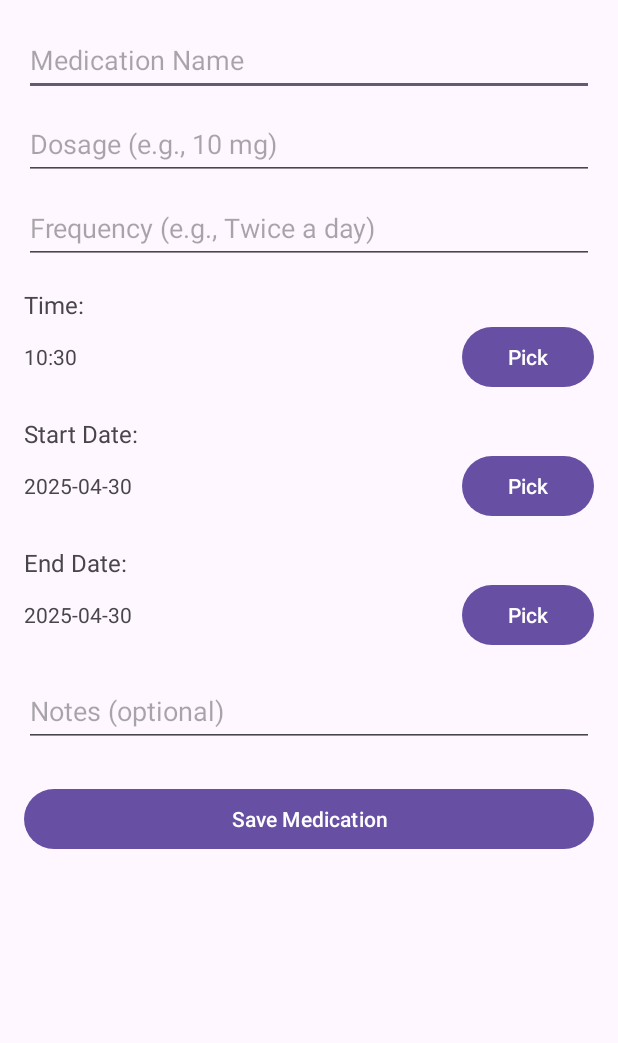
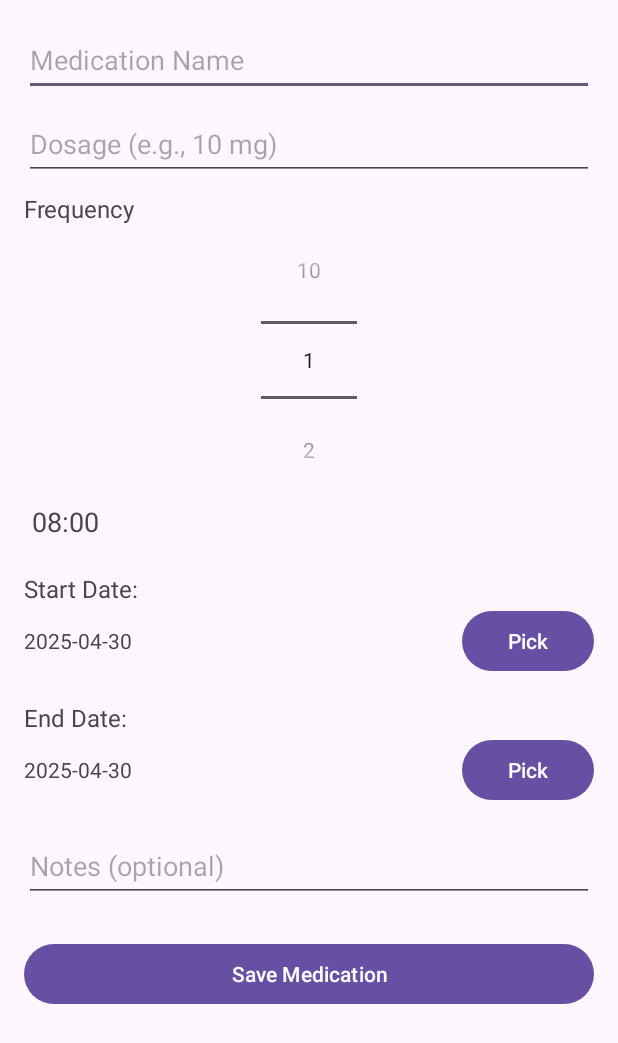
Before and after one commit to OmarBouat/MediAssist, an Android app: the AddMedicationActivity screen opened directly, with no data from a screen before it, on a phone screen of 412 x 824 dp. Shown: the top 1043 px of the screen. Run offline under Robolectric (Android 15) with nearby library versions, the phone set to English and light mode, and no system bars.

Commit message:
Medication changed: added multiple times option for each dosage

```diff
--- a/app/build.gradle
+++ b/app/build.gradle
@@ -39,4 +39,5 @@ dependencies {
     androidTestImplementation libs.espresso.core
     implementation 'com.github.bumptech.glide:glide:4.16.0'
     annotationProcessor 'com.github.bumptech.glide:compiler:4.16.0'
+    implementation("com.google.code.gson:gson:2.10.1")
 }
--- a/app/src/main/java/com/mellah/mediassist/AddMedicationActivity.java
+++ b/app/src/main/java/com/mellah/mediassist/AddMedicationActivity.java
@@ -3,73 +3,77 @@ package com.mellah.mediassist;
 import android.app.DatePickerDialog;
 import android.app.TimePickerDialog;
 import android.os.Bundle;
-import android.view.View;
+import android.util.Pair;
 import android.widget.Button;
-import android.widget.DatePicker;
 import android.widget.EditText;
+import android.widget.LinearLayout;
+import android.widget.NumberPicker;
 import android.widget.TextView;
-import android.widget.TimePicker;
 import android.widget.Toast;
 
 import androidx.appcompat.app.AppCompatActivity;
 
+import com.google.gson.Gson;
+
+import java.util.ArrayList;
 import java.util.Calendar;
+import java.util.List;
 
 public class AddMedicationActivity extends AppCompatActivity {
-    private EditText etName, etDosage, etFrequency, etNotes;
-    private TextView tvTime, tvStartDate, tvEndDate;
-    private Button btnPickTime, btnPickStartDate, btnPickEndDate, btnSave;
+    private EditText etName, etDosage, etNotes;
+    private TextView tvStartDate, tvEndDate;
+    private Button btnPickStartDate, btnPickEndDate, btnSave;
     private MediAssistDatabaseHelper dbHelper;
+    private LinearLayout timePickersLayout;
+    private NumberPicker frequencyPicker;
 
-    private int hour, minute;
     private int startYear, startMonth, startDay;
     private int endYear, endMonth, endDay;
+    private List<Pair<Integer, Integer>> medicationTimes;
 
     @Override
     protected void onCreate(Bundle savedInstanceState) {
         super.onCreate(savedInstanceState);
         setContentView(R.layout.activity_add_medication);
 
-        etName      = findViewById(R.id.etMedName);
-        etDosage    = findViewById(R.id.etMedDosage);
-        etFrequency = findViewById(R.id.etMedFrequency);
-        etNotes     = findViewById(R.id.etMedNotes);
-        tvTime      = findViewById(R.id.tvMedTime);
+        // Initialize UI elements
+        etName = findViewById(R.id.etMedName);
+        etDosage = findViewById(R.id.etMedDosage);
+        etNotes = findViewById(R.id.etMedNotes);
         tvStartDate = findViewById(R.id.tvStartDate);
-        tvEndDate   = findViewById(R.id.tvEndDate);
-        btnPickTime      = findViewById(R.id.btnPickTime);
+        tvEndDate = findViewById(R.id.tvEndDate);
         btnPickStartDate = findViewById(R.id.btnPickStartDate);
-        btnPickEndDate   = findViewById(R.id.btnPickEndDate);
-        btnSave     = findViewById(R.id.btnSaveMed);
+        btnPickEndDate = findViewById(R.id.btnPickEndDate);
+        btnSave = findViewById(R.id.btnSaveMed);
+        timePickersLayout = findViewById(R.id.timePickersLayout);
+        frequencyPicker = findViewById(R.id.frequencyPicker);
 
+        // Initialize member variables
+        medicationTimes = new ArrayList<>();
+
+        // Set up the NumberPicker for frequency
+        frequencyPicker.setMinValue(1);
+        frequencyPicker.setMaxValue(10);
+
+        // Initialize the database helper
         dbHelper = new MediAssistDatabaseHelper(this);
 
-        // init current date/time
+        // Initialize current date values
         Calendar cal = Calendar.getInstance();
-        hour   = cal.get(Calendar.HOUR_OF_DAY);
-        minute = cal.get(Calendar.MINUTE);
         startYear = endYear = cal.get(Calendar.YEAR);
         startMonth = endMonth = cal.get(Calendar.MONTH);
         startDay = endDay = cal.get(Calendar.DAY_OF_MONTH);
-        updateTimeDisplay();
         updateStartDateDisplay();
         updateEndDateDisplay();
 
-        btnPickTime.setOnClickListener(v -> {
-            TimePickerDialog tpd = new TimePickerDialog(
-                    AddMedicationActivity.this,
-                    (view, h, m) -> {
-                        hour = h; minute = m;
-                        updateTimeDisplay();
-                    }, hour, minute, true);
-            tpd.show();
-        });
-
+        // Set up DatePicker dialogs
         btnPickStartDate.setOnClickListener(v -> {
             DatePickerDialog dpd = new DatePickerDialog(
                     AddMedicationActivity.this,
-                    (view, y, m, d) -> {
-                        startYear=y; startMonth=m; startDay=d;
+                    (view, year, month, dayOfMonth) -> {
+                        startYear = year;
+                        startMonth = month;
+                        startDay = dayOfMonth;
                         updateStartDateDisplay();
                     }, startYear, startMonth, startDay);
             dpd.show();
@@ -78,46 +82,122 @@ public class AddMedicationActivity extends AppCompatActivity {
         btnPickEndDate.setOnClickListener(v -> {
             DatePickerDialog dpd = new DatePickerDialog(
                     AddMedicationActivity.this,
-                    (view, y, m, d) -> {
-                        endYear=y; endMonth=m; endDay=d;
+                    (view, year, month, dayOfMonth) -> {
+                        endYear = year;
+                        endMonth = month;
+                        endDay = dayOfMonth;
                         updateEndDateDisplay();
                     }, endYear, endMonth, endDay);
             dpd.show();
         });
 
-        btnSave.setOnClickListener(v -> {
+        // Initialize time pickers based on the initial frequency
+        updateTimePickers();
+
+        // Set listener for frequency changes
+        frequencyPicker.setOnValueChangedListener((picker, oldVal, newVal) -> updateTimePickers());
+
+        // Set up the "Save" button
+        btnSave.setOnClickListener(v -> saveMedication());
+    }
+
+    private void updateTimePickers() {
+        int frequency = frequencyPicker.getValue();
+
+        // Remove existing time pickers
+        timePickersLayout.removeAllViews();
+        medicationTimes.clear();
+
+        // Add new time pickers based on the frequency
+        for (int i = 0; i < frequency; i++) {
+            addTimePicker(i);
+        }
+    }
+
+    // Method to add a time picker dynamically
+    private void addTimePicker(int index) {
+        final TextView timeView = new TextView(this);
+
+        // Calculate default time based on index
+        int defaultHour = 8 + (index * 4); // 8:00, 12:00, 16:00, etc.
+        if (defaultHour >= 24) {
+            defaultHour -= 24;
+        }
+        final int finalDefaultHour = defaultHour;
+        int defaultMinute = 0;
+
+        timeView.setText(String.format("%02d:%02d", finalDefaultHour, defaultMinute));
+        timeView.setTextSize(18);
+        timeView.setPadding(8, 8, 8, 8);
+        timeView.setClickable(true);
+        medicationTimes.add(new Pair<>(finalDefaultHour, defaultMinute));
+        timeView.setOnClickListener(v -> {
+            TimePickerDialog tpd = new TimePickerDialog(
+                    AddMedicationActivity.this,
+                    (view, hourOfDay, minute) -> {
+                        timeView.setText(String.format("%02d:%02d", hourOfDay, minute));
+                        medicationTimes.set(index, new Pair<>(hourOfDay, minute));
+                    }, finalDefaultHour, defaultMinute, true);
+            tpd.show();
+        });
+        timePickersLayout.addView(timeView);
+    }
+
+    // Method to handle saving the medication
+    private void saveMedication() {
         String name = etName.getText().toString().trim();
         String dosage = etDosage.getText().toString().trim();
-            String frequency = etFrequency.getText().toString().trim();
         String notes = etNotes.getText().toString().trim();
-            if (name.isEmpty()||dosage.isEmpty()||frequency.isEmpty()) {
+
+        // Basic input validation
+        if (name.isEmpty() || dosage.isEmpty()) {
             Toast.makeText(this, "Fill name, dosage and frequency", Toast.LENGTH_SHORT).show();
             return;
         }
-            String time = String.format("%02d:%02d", hour, minute);
-            String startDate = String.format("%04d-%02d-%02d", startYear, startMonth+1, startDay);
-            String endDate = String.format("%04d-%02d-%02d", endYear, endMonth+1, endDay);
 
+        // Get the selected frequency from the NumberPicker
+        int frequency = frequencyPicker.getValue();
+
+        // Validate if the number of time is equal to the frequency
+        if (frequency != medicationTimes.size()) {
+            Toast.makeText(this, "Add all the time please", Toast.LENGTH_SHORT).show();
+            return;
+        }
+
+        // Format start and end dates
+        String startDate = String.format("%04d-%02d-%02d", startYear, startMonth + 1, startDay);
+        String endDate = String.format("%04d-%02d-%02d", endYear, endMonth + 1, endDay);
+
+        // Get the user ID from SharedPreferences
         int userId = getSharedPreferences("MediAssistPrefs", MODE_PRIVATE)
                 .getInt("currentUserId", -1);
 
-            long id = dbHelper.addMedication(userId, name, dosage, frequency, time, startDate, endDate, notes);
-            if (id>0) {
+        // Convert the times from Pair<Integer, Integer> to List<String>
+        List<String> times = new ArrayList<>();
+        for (Pair<Integer, Integer> time : medicationTimes) {
+            times.add(String.format("%02d:%02d", time.first, time.second));
+        }
+
+        // Save the medication to the database
+        Gson gson = new Gson();
+        String timesJson = gson.toJson(times);
+
+        // Save the medication to the database
+        long id = dbHelper.addMedication(userId, name, dosage, String.valueOf(frequency), timesJson, startDate, endDate, notes);
+        if (id > 0) {
             Toast.makeText(this, "Medication added", Toast.LENGTH_SHORT).show();
             finish();
         } else {
             Toast.makeText(this, "Failed to add medication", Toast.LENGTH_SHORT).show();
         }
-        });
     }
 
-    private void updateTimeDisplay() {
-        tvTime.setText(String.format("%02d:%02d", hour, minute));
+    // Helper methods to update date displays
+    private void updateStartDateDisplay() {
+        tvStartDate.setText(String.format("%04d-%02d-%02d", startYear, startMonth + 1, startDay));
     }
-    private void updateStartDateDisplay() {
-        tvStartDate.setText(String.format("%04d-%02d-%02d", startYear, startMonth+1, startDay));
-    }
+
     private void updateEndDateDisplay() {
-        tvEndDate.setText(String.format("%04d-%02d-%02d", endYear, endMonth+1, endDay));
+        tvEndDate.setText(String.format("%04d-%02d-%02d", endYear, endMonth + 1, endDay));
     }
 }
--- a/app/src/main/res/layout/activity_add_medication.xml
+++ b/app/src/main/res/layout/activity_add_medication.xml
@@ -3,6 +3,7 @@
     android:layout_width="match_parent"
     android:layout_height="match_parent"
     android:padding="16dp">
+
     <LinearLayout
         android:layout_width="match_parent"
         android:layout_height="wrap_content"
@@ -23,51 +24,44 @@
             android:hint="Dosage (e.g., 10 mg)"
             android:minHeight="48dp" />
 
-        <EditText
-            android:id="@+id/etMedFrequency"
+        <TextView
             android:layout_width="match_parent"
             android:layout_height="wrap_content"
             android:layout_marginTop="8dp"
-            android:hint="Frequency (e.g., Twice a day)"
-            android:minHeight="48dp" />
+            android:text="Frequency"
+            android:textSize="16sp" />
+
+        <NumberPicker
+            android:id="@+id/frequencyPicker"
+            android:layout_width="wrap_content"
+            android:layout_height="wrap_content"
+            android:layout_gravity="center_horizontal" />
+
+        <!-- Layout to hold added time pickers -->
+        <LinearLayout
+            android:id="@+id/timePickersLayout"
+            android:layout_width="match_parent"
+            android:layout_height="wrap_content"
+            android:orientation="vertical" />
 
         <TextView
+            android:layout_width="wrap_content"
+            android:layout_height="wrap_content"
             android:layout_marginTop="16dp"
-            android:text="Time:"
-            android:textSize="16sp"
-            android:layout_height="wrap_content"
-            android:layout_width="wrap_content"/>
+            android:text="Start Date:"
+            android:textSize="16sp" />
+
         <LinearLayout
             android:layout_width="match_parent"
             android:layout_height="wrap_content"
             android:orientation="horizontal">
-            <TextView
-                android:id="@+id/tvMedTime"
-                android:layout_width="0dp"
-                android:layout_weight="1"
-                android:layout_height="wrap_content" />
-            <Button
-                android:id="@+id/btnPickTime"
-                android:layout_width="wrap_content"
-                android:layout_height="wrap_content"
-                android:text="Pick" />
-        </LinearLayout>
 
-        <TextView
-            android:layout_marginTop="16dp"
-            android:text="Start Date:"
-            android:textSize="16sp"
-            android:layout_height="wrap_content"
-            android:layout_width="wrap_content"/>
-        <LinearLayout
-            android:layout_width="match_parent"
-            android:layout_height="wrap_content"
-            android:orientation="horizontal">
             <TextView
                 android:id="@+id/tvStartDate"
                 android:layout_width="0dp"
-                android:layout_weight="1"
-                android:layout_height="wrap_content" />
+                android:layout_height="wrap_content"
+                android:layout_weight="1" />
+
             <Button
                 android:id="@+id/btnPickStartDate"
                 android:layout_width="wrap_content"
@@ -76,20 +70,23 @@
         </LinearLayout>
 
         <TextView
+            android:layout_width="wrap_content"
+            android:layout_height="wrap_content"
             android:layout_marginTop="16dp"
             android:text="End Date:"
-            android:textSize="16sp"
-            android:layout_height="wrap_content"
-            android:layout_width="wrap_content"/>
+            android:textSize="16sp" />
+
         <LinearLayout
             android:layout_width="match_parent"
             android:layout_height="wrap_content"
             android:orientation="horizontal">
+
             <TextView
                 android:id="@+id/tvEndDate"
                 android:layout_width="0dp"
-                android:layout_weight="1"
-                android:layout_height="wrap_content" />
+                android:layout_height="wrap_content"
+                android:layout_weight="1" />
+
             <Button
                 android:id="@+id/btnPickEndDate"
                 android:layout_width="wrap_content"
@@ -107,9 +104,9 @@
 
         <Button
             android:id="@+id/btnSaveMed"
-            android:layout_marginTop="24dp"
             android:layout_width="match_parent"
             android:layout_height="wrap_content"
+            android:layout_marginTop="24dp"
             android:text="Save Medication" />
     </LinearLayout>
 </ScrollView>
```
Lines whose indentation alone changed are shown as unchanged.
